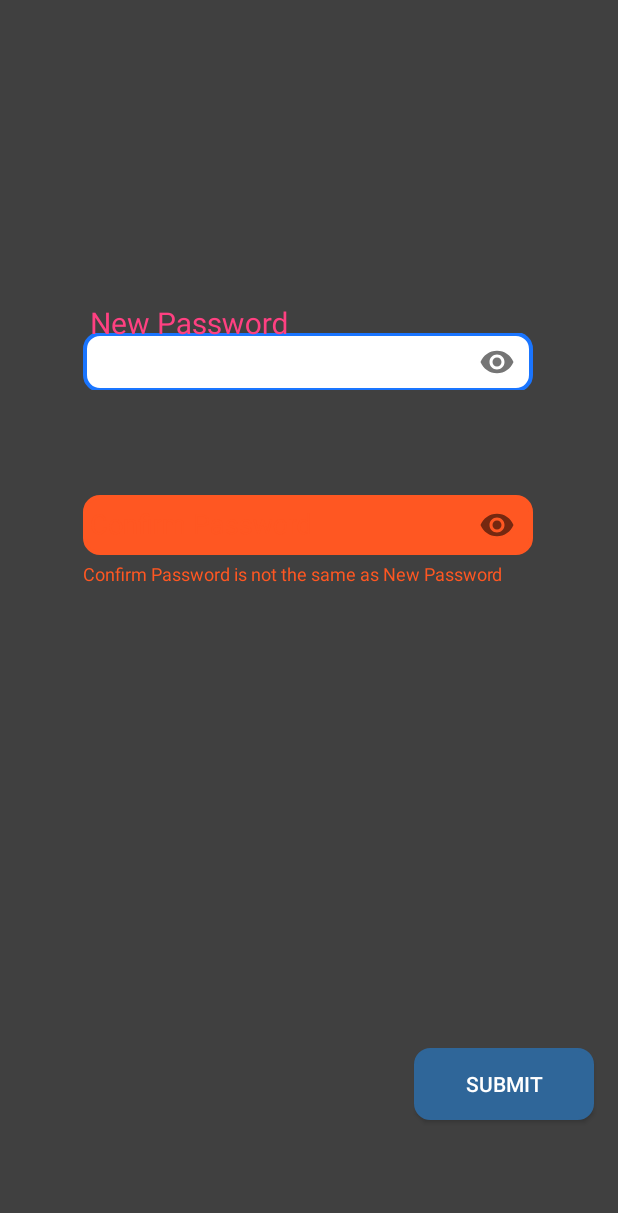
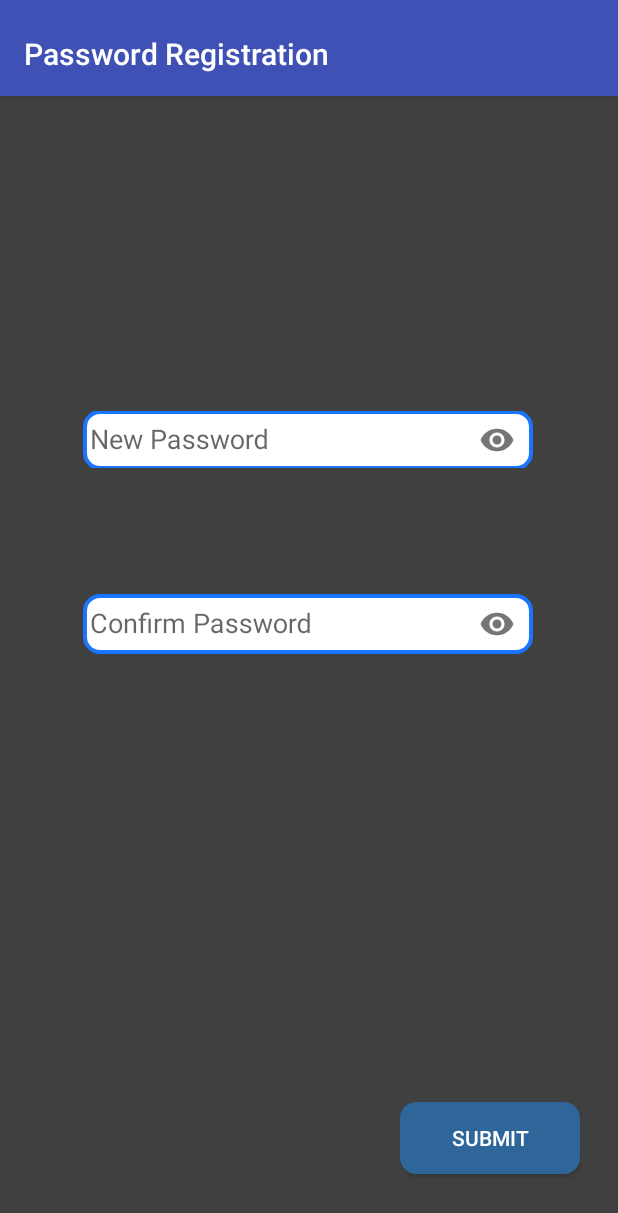
Before and after one commit to tsukune1106/DataSecure, an Android app: the fragment Register_Password shown on its own in the app's theme, after a tap on "SUBMIT", on a phone screen of 412 x 824 dp. Shown: the top 1213 px of the screen. Run offline under Robolectric (Android 15) with nearby library versions, the phone set to English and light mode, and no system bars.

Commit message:
Current: - change register from tab to activity consists of fragment
For Future:
- create and test database

```diff
--- a/app/src/main/AndroidManifest.xml
+++ b/app/src/main/AndroidManifest.xml
@@ -29,10 +29,7 @@
             android:name=".Login_Options"
             android:label="@string/title_activity_login_options"
             android:theme="@style/AppTheme" />
-        <activity
-            android:name=".Register_Options"
-            android:label="@string/title_activity_register_options"
-            android:theme="@style/AppTheme"></activity>
+        <activity android:name=".Register_User"></activity>
     </application>
 
 </manifest>
--- a/app/src/main/java/com/example/tsukune/datasecure/Login_Password.java
+++ b/app/src/main/java/com/example/tsukune/datasecure/Login_Password.java
@@ -6,7 +6,6 @@ import android.support.annotation.Nullable;
 import android.view.LayoutInflater;
 import android.view.View;
 import android.view.ViewGroup;
-import android.widget.EditText;
 
 public class Login_Password extends Fragment {
 
--- a/app/src/main/java/com/example/tsukune/datasecure/MainActivity.java
+++ b/app/src/main/java/com/example/tsukune/datasecure/MainActivity.java
@@ -1,8 +1,9 @@
 package com.example.tsukune.datasecure;
 
 import android.content.Intent;
+
+import android.os.Bundle;
 import android.support.v7.app.AppCompatActivity;
-import android.os.Bundle;
 import android.view.View;
 import android.widget.Button;
 import android.widget.EditText;
@@ -40,7 +41,7 @@ public class MainActivity extends AppCompatActivity {
         btn_login.setOnClickListener(new View.OnClickListener() {
             @Override
             public void onClick(View view) {
-                startActivity(new Intent(MainActivity.this, Register_Options.class));
+                startActivity(new Intent(MainActivity.this, Register_User.class));
             }
         });
 
--- a/app/src/main/java/com/example/tsukune/datasecure/Register_Fingerprint.java
+++ b/app/src/main/java/com/example/tsukune/datasecure/Register_Fingerprint.java
@@ -3,7 +3,7 @@ package com.example.tsukune.datasecure;
 import android.os.Bundle;
 import android.support.annotation.NonNull;
 import android.support.annotation.Nullable;
-import android.support.v4.app.Fragment;
+import android.app.Fragment;
 import android.view.LayoutInflater;
 import android.view.View;
 import android.view.ViewGroup;
--- a/app/src/main/java/com/example/tsukune/datasecure/Register_Password.java
+++ b/app/src/main/java/com/example/tsukune/datasecure/Register_Password.java
@@ -1,13 +1,16 @@
 package com.example.tsukune.datasecure;
 
+import android.app.Fragment;
+import android.app.FragmentTransaction;
+import android.content.Intent;
 import android.os.Bundle;
 import android.support.annotation.Nullable;
 import android.support.design.widget.TextInputLayout;
-import android.support.v4.app.Fragment;
 import android.view.LayoutInflater;
 import android.view.View;
 import android.view.ViewGroup;
 import android.widget.Button;
+
 import org.mindrot.jbcrypt.BCrypt;
 
 public class Register_Password extends Fragment {
@@ -16,7 +19,7 @@ public class Register_Password extends Fragment {
     private String Input_NewPassword;
     private String Input_ConfirmPassword;
     private Button Btn_register_password;
-    private String hashed_NewPassword, hashed_ConfirmPassword;
+    private String hashed_NewPassword;
 
     @Nullable
     @Override
@@ -33,11 +36,13 @@ public class Register_Password extends Fragment {
                 Input_NewPassword = InputLayout_NewPassword.getEditText().getText().toString();
                 Input_ConfirmPassword = InputLayout_ConfirmPassword.getEditText().getText().toString();
                 hashed_NewPassword = BCrypt.hashpw(Input_NewPassword, BCrypt.gensalt(10));
-                hashed_ConfirmPassword = BCrypt.hashpw(Input_ConfirmPassword, BCrypt.gensalt(10));
 
                 //Check whether both new password and confirm password entered are the same
-                if (BCrypt.checkpw(hashed_ConfirmPassword, hashed_NewPassword)){
-                    //save in database or direct to
+                if (BCrypt.checkpw(Input_ConfirmPassword, hashed_NewPassword)){
+                    Fragment frg = new Register_Fingerprint();
+                    FragmentTransaction transaction = getFragmentManager().beginTransaction();
+                    transaction.replace(R.id.fragment_container, frg).addToBackStack(null).commit();
+                    //things to add: save in database
                 }
                 else {
                     InputLayout_ConfirmPassword.setError("Confirm Password is not the same as New Password");
--- a/app/src/main/res/layout/fragment_login_fingerprint.xml
+++ b/app/src/main/res/layout/fragment_login_fingerprint.xml
@@ -18,6 +18,5 @@
         app:layout_constraintEnd_toEndOf="parent"
         app:layout_constraintStart_toStartOf="parent"
         app:layout_constraintTop_toTopOf="parent"
-        app:layout_constraintVertical_bias="0.393"
         app:srcCompat="?android:attr/fingerprintAuthDrawable" />
 </android.support.constraint.ConstraintLayout>
--- a/app/src/main/res/layout/fragment_register_password.xml
+++ b/app/src/main/res/layout/fragment_register_password.xml
@@ -6,9 +6,28 @@
     android:layout_width="match_parent"
     android:layout_height="match_parent"
     android:background="#404040"
-
     tools:context=".Login_Password">
 
+    <android.support.design.widget.AppBarLayout
+        android:id="@+id/appbar"
+        android:layout_width="match_parent"
+        android:layout_height="wrap_content"
+        android:paddingTop="@dimen/appbar_padding_top"
+        android:theme="@style/AppTheme.AppBarOverlay">
+
+        <android.support.v7.widget.Toolbar
+            android:id="@+id/toolbar"
+            android:layout_width="match_parent"
+            android:layout_height="?attr/actionBarSize"
+            android:layout_weight="1"
+            android:background="?attr/colorPrimary"
+            app:layout_scrollFlags="scroll|enterAlways"
+            app:popupTheme="@style/AppTheme.PopupOverlay"
+            app:title="Password Registration">
+
+        </android.support.v7.widget.Toolbar>
+
+    </android.support.design.widget.AppBarLayout>
 
     <android.support.design.widget.TextInputLayout
         android:id="@+id/inputLayout_NewPassword"
@@ -16,7 +35,7 @@
         android:layout_height="56dp"
         android:layout_marginEnd="8dp"
         android:layout_marginStart="8dp"
-        android:layout_marginTop="204dp"
+        android:layout_marginTop="256dp"
         app:hintTextAppearance="@style/hint_register_password"
         app:layout_constraintEnd_toEndOf="parent"
         app:layout_constraintHorizontal_bias="0.494"
@@ -44,12 +63,13 @@
         android:layout_marginEnd="8dp"
         android:layout_marginStart="8dp"
         android:layout_marginTop="8dp"
+        app:hintTextAppearance="@style/hint_register_password"
         app:layout_constraintBottom_toBottomOf="parent"
         app:layout_constraintEnd_toEndOf="parent"
         app:layout_constraintHorizontal_bias="0.494"
         app:layout_constraintStart_toStartOf="parent"
         app:layout_constraintTop_toBottomOf="@+id/inputLayout_NewPassword"
-        app:layout_constraintVertical_bias="0.108"
+        app:layout_constraintVertical_bias="0.132"
         app:passwordToggleEnabled="true"
         tools:ignore="MissingConstraints">
 
@@ -76,9 +96,9 @@
         android:textColor="@color/White"
         app:layout_constraintBottom_toBottomOf="parent"
         app:layout_constraintEnd_toEndOf="parent"
-        app:layout_constraintHorizontal_bias="0.97"
+        app:layout_constraintHorizontal_bias="0.938"
         app:layout_constraintStart_toStartOf="parent"
         app:layout_constraintTop_toTopOf="parent"
-        app:layout_constraintVertical_bias="0.909" />
+        app:layout_constraintVertical_bias="0.956" />
 
 </android.support.constraint.ConstraintLayout>
--- a/app/src/main/res/values/strings.xml
+++ b/app/src/main/res/values/strings.xml
@@ -3,7 +3,7 @@
     <string name="title_activity_login">Login</string>
     <string name="action_settings">Settings</string>
     <string name="section_format">Hello World from section: %1$d</string>
-    <string name="hint_register_password"><font size = "30"> New Password</font></string>
+    <string name="hint_register_password"><font size="30"> New Password</font></string>
 
     <!-- TODO: Remove or change this placeholder text -->
     <string name="hello_blank_fragment">Hello blank fragment</string>
```
Also changed, not shown: app/src/main/java/com/example/tsukune/datasecure/Login_Options.java (+5 -5 lines), app/src/main/java/com/example/tsukune/datasecure/Register_Options.java (deleted, +0 -106 lines), app/src/main/java/com/example/tsukune/datasecure/Register_User.java (added, +19 -0 lines), app/src/main/res/layout-v23/fragment_register_fingerprint.xml (+2 -5 lines), app/src/main/res/layout/activity_register__user.xml (added, +34 -0 lines), app/src/main/res/layout/activity_register_options.xml (deleted, +0 -55 lines).
